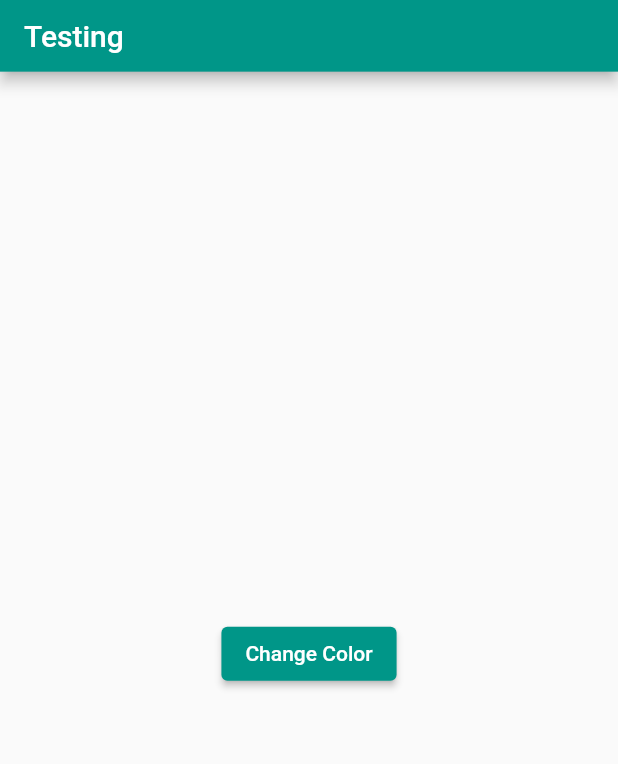
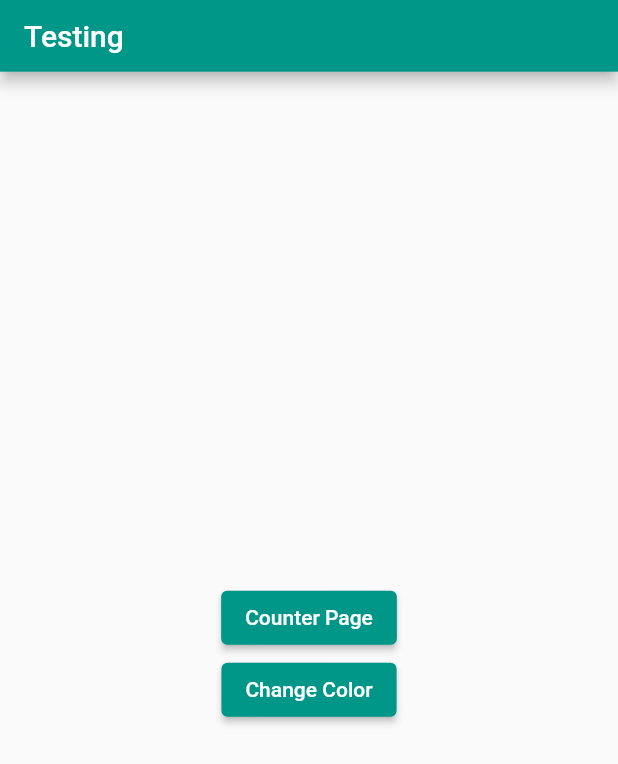
Before and after one commit to ozaenzenzen/flutter-test-bloc-2, a Flutter app: the screen it shows after launch, on a phone screen of 412 x 824 dp. Shown: the top 764 px of the screen. Run offline on Flutter 3.47's test engine with Material 2 defaults, Android fonts, the light colour scheme and no system bars; our stand-ins replace bloc, flutter_bloc, flutter_screenutil; statements that could not run were skipped.

Commit message:
update main page

```diff
--- a/lib/page/main_page.dart
+++ b/lib/page/main_page.dart
@@ -4,6 +4,7 @@ import 'package:flutter/material.dart';
 import 'package:flutter_bloc/flutter_bloc.dart';
 import 'package:flutter_screenutil/flutter_screenutil.dart';
 import 'package:test_bloc_2/bloc/color_bloc/color_bloc.dart';
+import 'package:test_bloc_2/page/calculate_page.dart';
 
 class MainPage extends StatefulWidget {
   const MainPage({Key? key}) : super(key: key);
@@ -36,7 +37,10 @@ class _MainPageState extends State<MainPage> {
           },
         ),
       ),
-      body: BlocConsumer<ColorBloc, ColorState>(
+      body: Column(
+        mainAxisAlignment: MainAxisAlignment.center,
+        children: [
+          BlocConsumer<ColorBloc, ColorState>(
             listener: (context, state) {
               if (state is ColorSuccess) {
                 mainColor = state.colors!;
@@ -45,7 +49,23 @@ class _MainPageState extends State<MainPage> {
             builder: (context, state) {
               return Container(
                 alignment: Alignment.center,
-            child: ElevatedButton(
+                child: Column(
+                  children: [
+                    Builder(builder: (context) {
+                      return ElevatedButton(
+                        style: ElevatedButton.styleFrom(
+                          primary: mainColor,
+                        ),
+                        onPressed: () {
+                          Navigator.push(
+                            context,
+                            MaterialPageRoute(builder: (context) => CalculatePage()),
+                          );
+                        },
+                        child: Text("Counter Page"),
+                      );
+                    }),
+                    ElevatedButton(
                       style: ElevatedButton.styleFrom(
                         primary: mainColor,
                       ),
@@ -55,6 +75,8 @@ class _MainPageState extends State<MainPage> {
                         BlocProvider.of<ColorBloc>(context).add(ChangeColorEvent(num: Random().nextInt(5)));
                       },
                       child: Text("Change Color"),
+                    ),
+                  ],
                 ),
               );
             },
@@ -73,6 +95,8 @@ class _MainPageState extends State<MainPage> {
             //   ),
             // ),
           ),
+        ],
+      ),
     );
   }
 }
```
Lines whose indentation alone changed are shown as unchanged.
